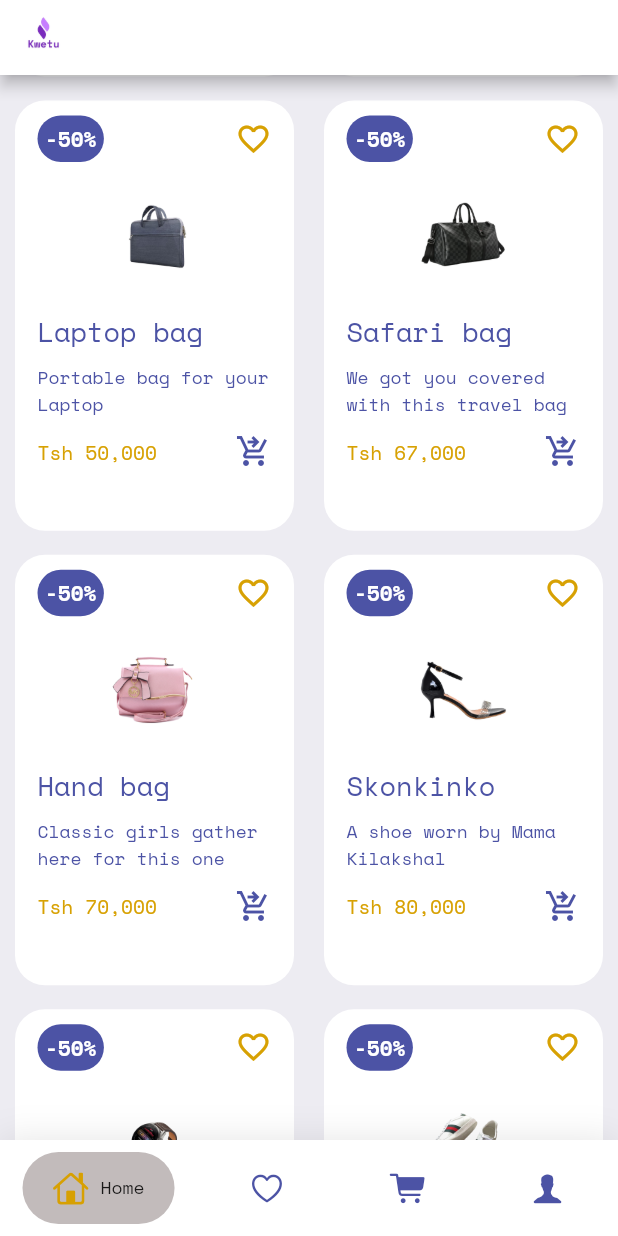
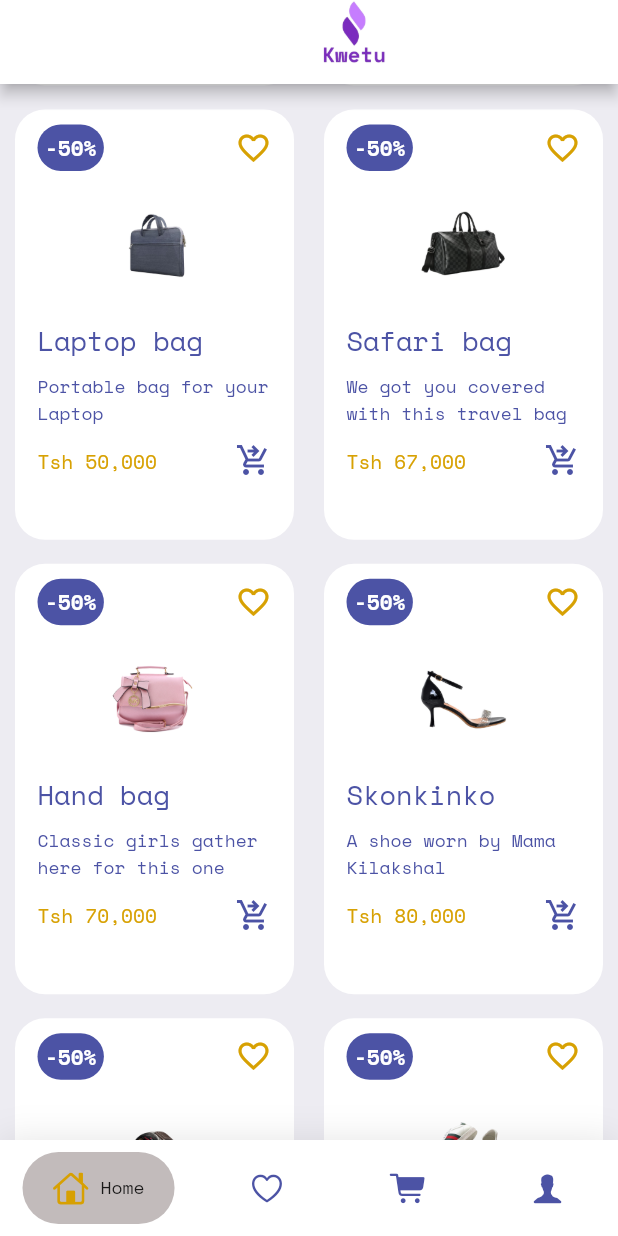
Before and after one commit to JohnGastone/One-Click, a Flutter app: the HomePage screen opened directly, scrolled down 576 dp, on a phone screen of 412 x 824 dp. Run offline on Flutter 3.47's test engine with Material 2 defaults, Android fonts, the phone set to English and light mode, and no system bars; drawn by our look-alikes of google_nav_bar; our stand-ins replace animated_notch_bottom_bar, badges, flutter_rating_bar, flutter_svg, google_fonts; missing offline and left inert: clippy_flutter, curved_navigation_bar_with_label, intro_screen_onboarding_flutter.

Commit message:
ListView Render++

```diff
--- a/lib/pages/homepage.dart
+++ b/lib/pages/homepage.dart
@@ -26,6 +26,8 @@ class HomePageState extends State<HomePage> {
   int _page = 0;
 //List<Product> _products = [];
   final _pageController = PageController(initialPage: 2);
+  ScrollController _scrollController = ScrollController();
+
   int _selectedIndex = 0;
 
   int maxCount = 5;
@@ -53,21 +55,24 @@ class HomePageState extends State<HomePage> {
   @override
   Widget build(BuildContext context) {
     return Scaffold(
-      appBar: PreferredSize(
-        preferredSize: Size.fromHeight(50),
-        child: Center(
-          child: AppBar(
-              backgroundColor: Colors.white,
-              leading: Image.asset(
-                'images/kwe2.png',
-                // width: 1000,
-                // height: 1000,
-                alignment: Alignment.center,
-              )),
+      appBar: AppBar(
+        backgroundColor: Colors.white,
+        titleSpacing: 0, // Minimizes the default spacing
+        title: SizedBox(
+          width: double
+              .infinity, // Ensures the container takes all available horizontal space
+          child: Center(
+            child: Image.asset(
+              'images/kwe2.png',
+              width: 100, // Adjust width as needed
+              height: 120, // Adjust height as needed
+              fit: BoxFit.contain, // Ensures the image respects its bounds
+            ),
+          ),
         ),
       ),
       body: ListView(
-        controller: _pageController,
+        controller: _scrollController,
         // physics: const NeverScrollableScrollPhysics(),
         children: [
           // To add
```
Also changed, not shown: images/kwe2.png.
